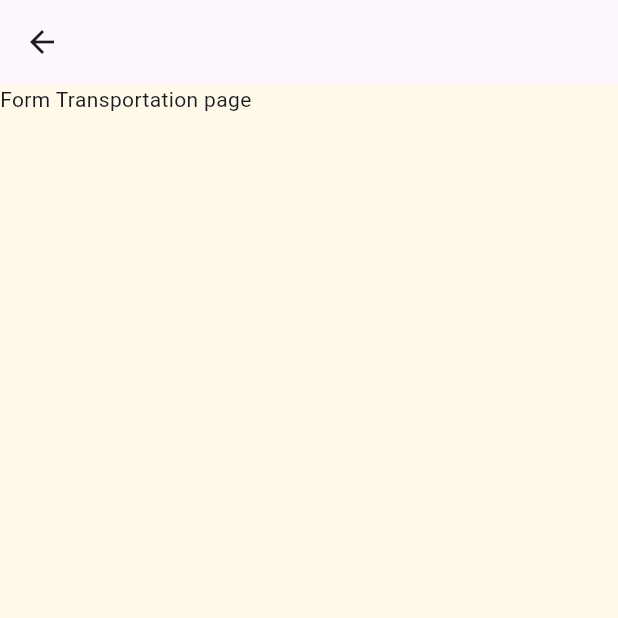
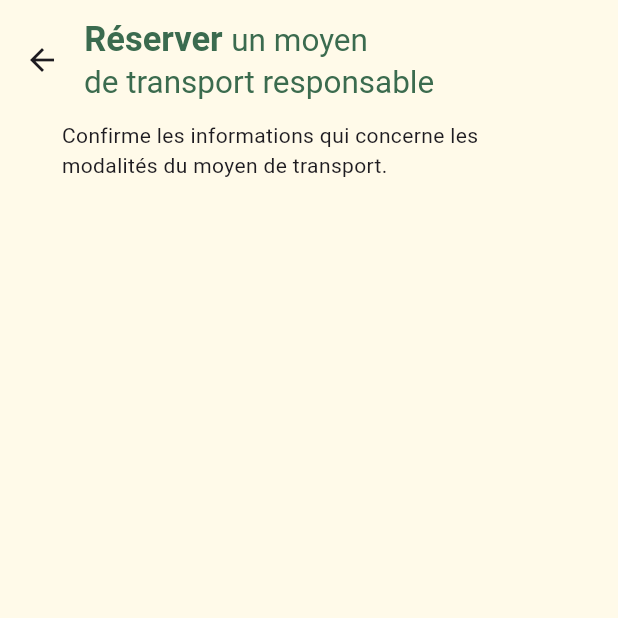
Before and after one commit to Ddg80/lamna, a Flutter app: the FormTransportationPage screen opened directly, on a phone screen of 412 x 824 dp, the top half of it. Run offline on Flutter 3.47's test engine with Material 3 defaults, Android fonts, the phone set to English and light mode, and no system bars; our stand-ins replace carousel_slider, flutter_card_swiper, flutter_svg; Roboto replaces fonts that are missing (Clash Display Variable).

Commit message:
Page Form reserved and ScaffoldMessenger

```diff
--- /dev/null
+++ b/lib/example_stateless_widget.dart
@@ -0,0 +1,12 @@
+import 'package:flutter/material.dart';
+
+class ExampleStatelessWidget extends StatelessWidget {
+  const ExampleStatelessWidget({
+    super.key,
+  });
+
+  @override
+  Widget build(BuildContext context) {
+    return const Text('Stateless Widget');
+  }
+}
--- a/lib/pages/itinerary_page.dart
+++ b/lib/pages/itinerary_page.dart
@@ -61,7 +61,7 @@ class _ItineraryPageState extends State<ItineraryPage> {
     return Scaffold(
       appBar: AppBar(
         title: const Padding(
-          padding: EdgeInsets.only(top: 18.0),
+          padding: EdgeInsets.only(top: 6.0),
           child: TitleItinerary(),
         ),
         backgroundColor: ColorConstants.lightScaffoldBackgroundColor,
@@ -110,6 +110,15 @@ class _ItineraryPageState extends State<ItineraryPage> {
                         borderRadius: BorderRadius.circular(100),
                         onTap: () {
                           _nopeAction();
+                          if (_maxTap == 0) {
+                            ScaffoldMessenger.of(context).showSnackBar(
+                              const SnackBar(
+                                content: Text(
+                                    'Vous êtes arrivés au maximum de vos choix.'),
+                                duration: Duration(seconds: 2),
+                              ),
+                            );
+                          }
                         },
                         child: Container(
                           height: 60,
@@ -147,6 +156,15 @@ class _ItineraryPageState extends State<ItineraryPage> {
                           _likeAction();
                           Provider.of<GlobalProvider>(context, listen: false)
                               .setItinerariesSelected(_idItinerary);
+                          if (_maxTap == 0) {
+                            ScaffoldMessenger.of(context).showSnackBar(
+                              const SnackBar(
+                                content: Text(
+                                    'Vous êtes arrivés au maximum de vos choix.'),
+                                duration: Duration(seconds: 2),
+                              ),
+                            );
+                          }
                         },
                         child: Container(
                           height: 60,
--- a/lib/pages/reserved/form_transportation_page.dart
+++ b/lib/pages/reserved/form_transportation_page.dart
@@ -1,4 +1,6 @@
 import 'package:flutter/material.dart';
+import 'package:lamna/utils/constants/color_constants.dart';
+import 'package:lamna/utils/widgets/reserved/title_reserved.dart';
 
 class FormTransportationPage extends StatefulWidget {
   const FormTransportationPage({super.key});
@@ -16,8 +18,25 @@ class _FormTransportationPageState extends State<FormTransportationPage> {
   @override
   Widget build(BuildContext context) {
     return Scaffold(
-      appBar: AppBar(),
-      body: const Text('Form Transportation page'),
+      appBar: AppBar(
+        title: Container(
+            transform: Matrix4.translationValues(-38, 0, 0),
+            child: const TitleReserved()),
+        backgroundColor: ColorConstants.lightScaffoldBackgroundColor,
+        elevation: 0,
+        toolbarHeight: 80,
+      ),
+      body: Column(
+        children: [
+          Center(
+            child: SizedBox(
+              width: MediaQuery.of(context).size.width * 0.8,
+              child: const Text(
+                  'Confirme les informations qui concerne les modalités du moyen de transport.'),
+            ),
+          ),
+        ],
+      ),
     );
   }
 }
--- /dev/null
+++ b/lib/utils/widgets/reserved/title_reserved.dart
@@ -0,0 +1,52 @@
+import 'package:flutter/material.dart';
+import 'package:lamna/utils/constants/color_constants.dart';
+
+class TitleReserved extends StatelessWidget {
+  const TitleReserved({
+    super.key,
+  });
+
+  @override
+  Widget build(BuildContext context) {
+    return Column(
+      mainAxisAlignment: MainAxisAlignment.start,
+      children: [
+        Text.rich(
+          textAlign: TextAlign.start,
+          style: TextStyle(
+              color: ColorConstants.greenDarkAppColor), //style for all textspan
+          TextSpan(
+            children: [
+              TextSpan(
+                text: "Réserver ",
+                style: TextStyle(
+                  fontSize: 23,
+                  color: ColorConstants.greenDarkAppColor,
+                  fontWeight: FontWeight.w700,
+                ),
+              ),
+              TextSpan(
+                text: "un moyen",
+                style: TextStyle(
+                  fontSize: 21,
+                  color: ColorConstants.greenDarkAppColor,
+                  fontWeight: FontWeight.w400,
+                ),
+              )
+            ],
+          ),
+        ),
+        Container(
+          transform: Matrix4.translationValues(22, 0, 0),
+          child: const Text(
+            'de transport responsable',
+            style: TextStyle(
+                color: Color(0xFF3B6B4E),
+                fontSize: 21,
+                fontFamily: 'Clash Display Variable'),
+          ),
+        ),
+      ],
+    );
+  }
+}
```
